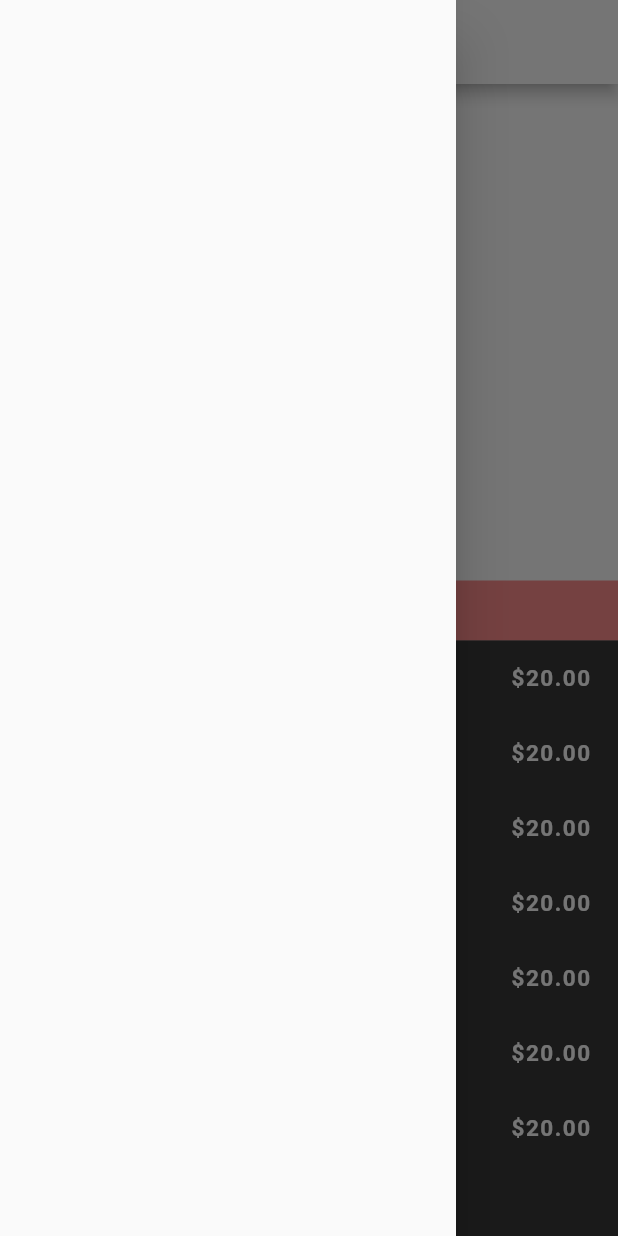
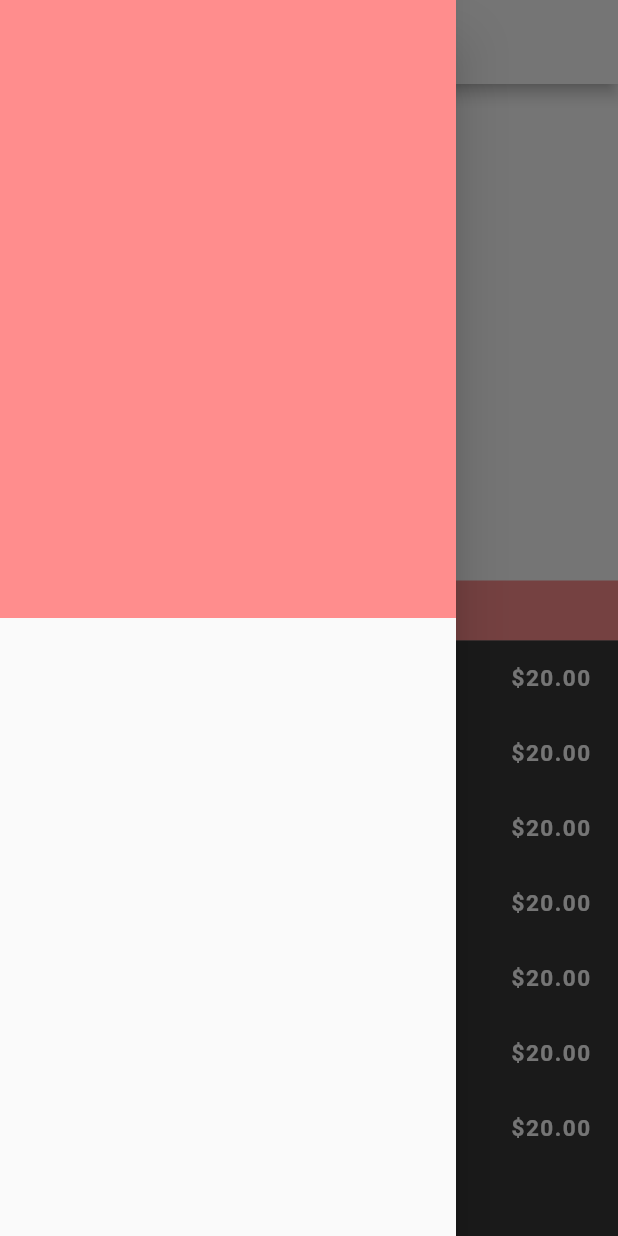
Before and after one commit to Byronwezvo/stitch-wallet, a Flutter app: the HomePage screen opened by its route, with the side drawer open, on a phone screen of 412 x 824 dp. Run offline on Flutter 3.47's test engine with Material 2 defaults, Android fonts, the phone set to English and light mode, and no system bars.

Commit message:
minor edits

```diff
--- a/lib/componants/home_left_drawer.dart
+++ b/lib/componants/home_left_drawer.dart
@@ -1,4 +1,5 @@
 import 'package:flutter/material.dart';
+import 'package:stitchwallert/utils/colors.dart';
 
 class LeftDrawer extends StatelessWidget {
   const LeftDrawer({
@@ -7,6 +8,17 @@ class LeftDrawer extends StatelessWidget {
 
   @override
   Widget build(BuildContext context) {
-    return Drawer();
+    Size size = MediaQuery.of(context).size;
+    return Drawer(
+      child: ListView(
+        padding: EdgeInsets.all(0),
+        children: <Widget>[
+          Container(
+            height: size.height / 2,
+            color: appRedColor,
+          )
+        ],
+      ),
+    );
   }
 }
--- a/lib/componants/home_upper_componant.dart
+++ b/lib/componants/home_upper_componant.dart
@@ -52,7 +52,7 @@ class UpperComponant extends StatelessWidget {
                 BoxShadow(
                   blurRadius: 3,
                   color: appdarkShadowColor,
-                  offset: Offset(2, 2),
+                  offset: Offset(1, 2),
                 ),
               ],
               borderRadius: BorderRadius.circular(5),
```
